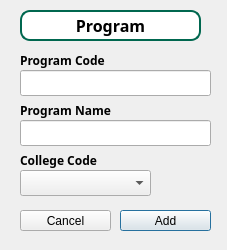
Before: the Qt Designer form addprogramdialog.ui in Kris2103/CCC151-SSIS, drawn with Qt 5.
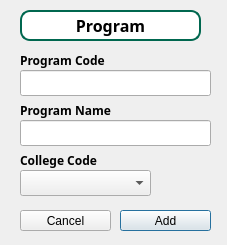
After: the same form once the commit is applied.

What changed in the file:
```diff
--- a/addprogramdialog.ui
+++ b/addprogramdialog.ui
@@ -7,7 +7,7 @@
     <x>0</x>
     <y>0</y>
     <width>227</width>
-    <height>250</height>
+    <height>245</height>
    </rect>
   </property>
   <property name="windowTitle">
```
